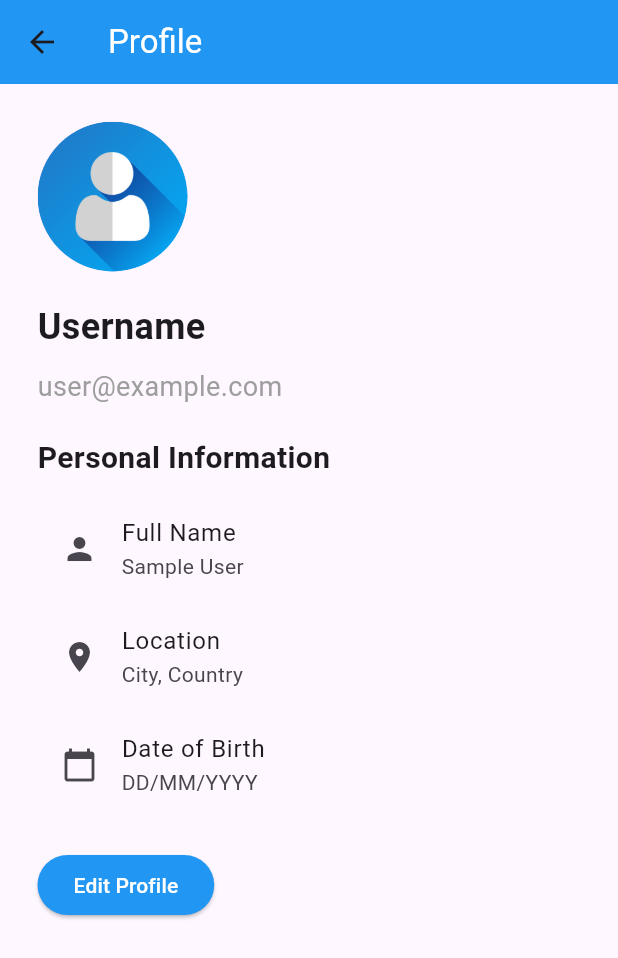
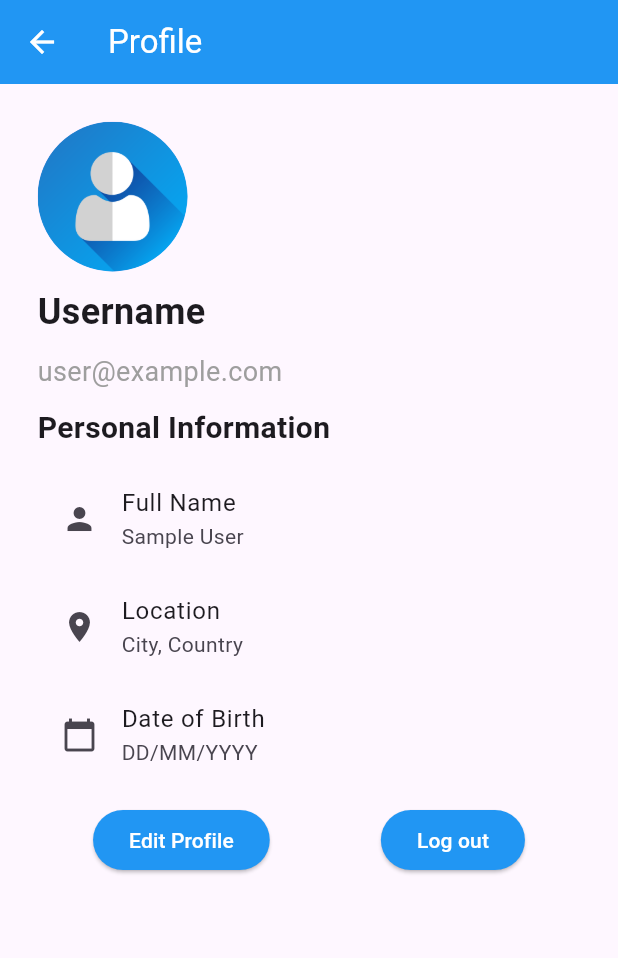
Before and after one commit to anamariaag/Travel_Mate, a Flutter app: the Profile screen opened directly, on a phone screen of 412 x 824 dp. Shown: the top 958 px of the screen. Run offline on Flutter 3.47's test engine with Material 3 defaults, Android fonts, the phone set to English and light mode, and no system bars; our stand-ins replace bloc, cloud_firestore, equatable, firebase_auth, firebase_core, flutter_bloc and 3 more; accounts and stored records are empty; network calls fail.

Commit message:
Fix UI (#9)

```diff
--- a/lib/itinerary/itinerary.dart
+++ b/lib/itinerary/itinerary.dart
@@ -2,6 +2,7 @@ import 'package:cloud_firestore/cloud_firestore.dart';
 
 class Itinerary {
   final String id;
+  final int duration;
   final String title;
   final String description;
   final DateTime start;
@@ -10,6 +11,7 @@ class Itinerary {
 
   Itinerary(
       {required this.id,
+      required this.duration,
       required this.title,
       required this.description,
       required this.start,
@@ -26,6 +28,7 @@ class Itinerary {
     }
     return Itinerary(
         id: snapshot.id,
+        duration: snapshot['duration'],
         title: snapshot['title'],
         description: snapshot['description'],
         start: snapshot['start'].toDate(),
--- a/lib/itinerary/new_itinerary.dart
+++ b/lib/itinerary/new_itinerary.dart
@@ -1,6 +1,4 @@
 import 'package:flutter/material.dart';
-
-void main() => runApp(NewItinerary());
 
 class NewItinerary extends StatelessWidget {
   NewItinerary({super.key});
--- a/lib/main.dart
+++ b/lib/main.dart
@@ -2,10 +2,10 @@ import 'package:firebase_core/firebase_core.dart';
 import 'package:flutter_bloc/flutter_bloc.dart';
 import 'package:travel_mate/auth/bloc/auth_bloc.dart';
 import 'package:travel_mate/firebase_options.dart';
-import 'package:travel_mate/home/home_page.dart';
 import 'package:flutter/material.dart';
 import 'package:travel_mate/itinerary/bloc/itinerary_bloc.dart';
 import 'package:travel_mate/itinerary/itinerary_repository.dart';
+import 'package:travel_mate/itinerary/my_itineraries.dart';
 import 'package:travel_mate/login/login.dart';
 
 void main() async {
@@ -43,7 +43,7 @@ class MyApp extends StatelessWidget {
         },
         builder: (context, state) {
           if (state is AuthSuccessState) {
-            return HomePage();
+            return MyItineraries();
           } else if (state is UnAuthState ||
               state is AuthErrorState ||
               state is SignOutSuccessState) {
--- a/lib/profile/profile.dart
+++ b/lib/profile/profile.dart
@@ -1,4 +1,6 @@
 import 'package:flutter/material.dart';
+import 'package:flutter_bloc/flutter_bloc.dart';
+import 'package:travel_mate/auth/bloc/auth_bloc.dart';
 import 'package:travel_mate/profile/edit_profile.dart';
 
 class Profile extends StatelessWidget {
@@ -13,6 +15,15 @@ class Profile extends StatelessWidget {
           style: TextStyle(color: Colors.white),
         ),
         backgroundColor: Colors.blue,
+        leading: IconButton(
+          icon: Icon(Icons.arrow_back,
+              color:
+                  Colors.white), // Color específico para el botón de retroceso
+          onPressed: () {
+            Navigator.pop(
+                context); // Esta acción permite regresar a la pantalla anterior
+          },
+        ),
       ),
       body: Padding(
         padding: EdgeInsets.all(25.0),
@@ -23,7 +34,7 @@ class Profile extends StatelessWidget {
               radius: 50,
               backgroundImage: AssetImage('assets/avatar.png'),
             ),
-            SizedBox(height: 20),
+            SizedBox(height: 10),
             Text(
               "Username",
               style: TextStyle(fontSize: 24, fontWeight: FontWeight.bold),
@@ -33,7 +44,7 @@ class Profile extends StatelessWidget {
               "user@example.com",
               style: TextStyle(fontSize: 18, color: Colors.grey),
             ),
-            SizedBox(height: 20),
+            SizedBox(height: 10),
             Text(
               "Personal Information",
               style: TextStyle(fontSize: 20, fontWeight: FontWeight.bold),
@@ -54,7 +65,10 @@ class Profile extends StatelessWidget {
               title: Text("Date of Birth"),
               subtitle: Text("DD/MM/YYYY"),
             ),
-            SizedBox(height: 20),
+            SizedBox(height: 10),
+            Row(
+              mainAxisAlignment: MainAxisAlignment.spaceAround,
+              children: [
                 ElevatedButton(
                   onPressed: () {
                     Navigator.of(context).push(MaterialPageRoute(
@@ -68,6 +82,21 @@ class Profile extends StatelessWidget {
                     backgroundColor: Colors.blue,
                   ),
                 ),
+                ElevatedButton(
+                  onPressed: () {
+                    BlocProvider.of<AuthBloc>(context).add(SignOutEvent());
+                    Navigator.of(context).pop();
+                  },
+                  child: Text(
+                    'Log out',
+                    style: TextStyle(color: Colors.white),
+                  ),
+                  style: ElevatedButton.styleFrom(
+                    backgroundColor: Colors.blue,
+                  ),
+                )
+              ],
+            ),
           ],
         ),
       ),
--- a/lib/register/register.dart
+++ b/lib/register/register.dart
@@ -1,8 +1,6 @@
 import 'package:flutter/material.dart';
 import 'package:flutter_bloc/flutter_bloc.dart';
 import 'package:travel_mate/auth/bloc/auth_bloc.dart';
-
-void main() => runApp(Register());
 
 class Register extends StatelessWidget {
   Register({super.key});
--- a/pubspec.yaml
+++ b/pubspec.yaml
@@ -9,7 +9,7 @@ environment:
 dependencies:
   flutter:
     sdk: flutter
-  intl: ^0.18.1
+  intl: ^0.19.0
   latlong2: ^0.8.0
   cupertino_icons: ^1.0.2
   flutter_map: ^4.0.0
```
Also changed, not shown: lib/itinerary/itinerary_details.dart (+75 -27 lines), lib/itinerary/itinerary_repository.dart (+6 -2 lines), lib/itinerary/my_itineraries.dart (+15 -1 lines), lib/login/login.dart (+0 -7 lines), lib/profile/edit_profile.dart (+9 -0 lines), pubspec.lock. Lines whose indentation alone changed are shown as unchanged.
